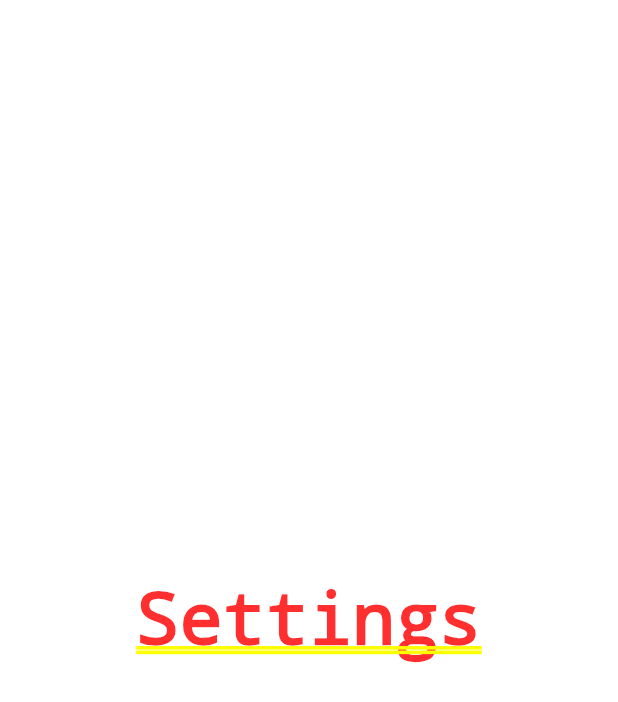
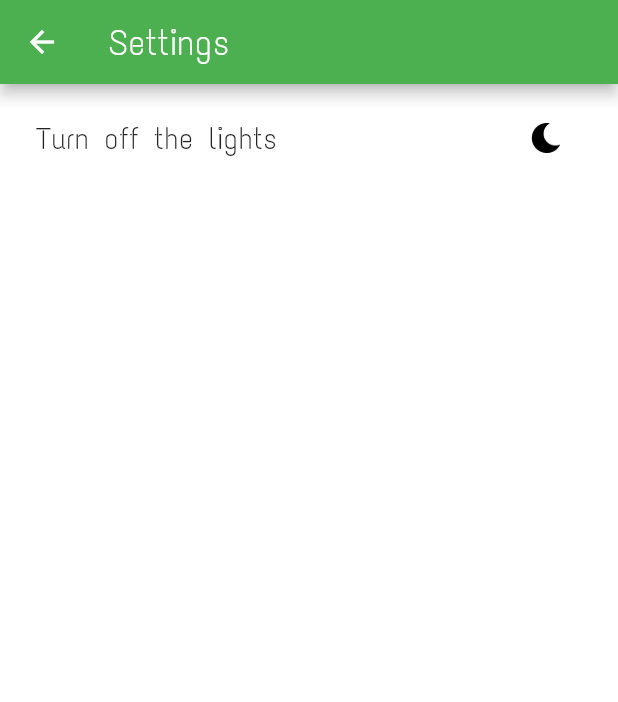
Before and after one commit to SametSahin10/danef-dictionary, a Flutter app: the screen it shows after launch, item 3 of the bottom bar chosen, after a tap on the "settings" icon, on a phone screen of 412 x 824 dp. Shown: the top 702 px of the screen. Run offline on Flutter 3.47's test engine with Material 2 defaults, Android fonts, the phone set to English and light mode, and no system bars; our stand-ins replace fancy_bottom_navigation, flutter_typeahead, sqflite; accounts and stored records are empty; generated files the repository leaves out were written again.

Commit message:
Updating dark mode preference description based on active theme

```diff
--- a/lib/screens/settings.dart
+++ b/lib/screens/settings.dart
@@ -1,10 +1,48 @@
+import 'package:danef_dictionary/config/assets.dart';
+import 'package:danef_dictionary/widgets/theme_inherited_widget.dart';
 import 'package:flutter/material.dart';
 
 class Settings extends StatelessWidget {
   @override
   Widget build(BuildContext context) {
-    return Center(
-      child: Text('Settings')
+    return Scaffold(
+      appBar: AppBar(title: Text('Settings')),
+      body: Preferences(),
     );
   }
 }
+
+class Preferences extends StatefulWidget {
+  @override
+  _PreferencesState createState() => _PreferencesState();
+}
+
+class _PreferencesState extends State<Preferences> {
+  @override
+  Widget build(BuildContext context) {
+    return ListView(
+      children: <Widget>[
+        Padding(
+          padding: const EdgeInsets.all(8.0),
+          child: ListTile(
+            title: Text(
+              ThemeSwitcher.of(context).isDarkModeOn ?
+                'Turn on the lights' : 'Turn off the lights',
+              style: TextStyle(fontSize: 20),
+            ),
+            trailing: IconButton(
+              icon: ThemeSwitcher.of(context)
+                      .isDarkModeOn ?
+              Icon(Icons.wb_sunny) :
+              Image.asset(Assets.moon,
+                  height: 20,
+                  width: 20,
+              ),
+              onPressed: () => ThemeSwitcher.of(context).switchDarkMode(),
+            ),
+          ),
+        )
+      ],
+    );
+  }
+}
```
Also changed, not shown: lib/screens/home_page.dart (+0 -10 lines).
